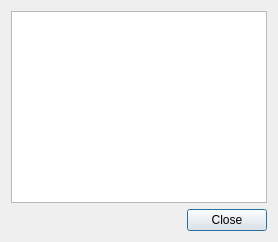
This is About.ui in bedi1982/Oficina as Qt 5 draws it before an edit. The edited form follows.
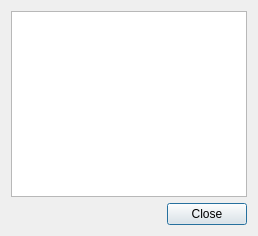
This is the edited form. Icons and pictures are not drawn.

```diff
--- a/About.ui
+++ b/About.ui
@@ -2,6 +2,14 @@
 <ui version="4.0">
  <class>About</class>
  <widget class="QDialog" name="About">
+  <property name="geometry">
+   <rect>
+    <x>0</x>
+    <y>0</y>
+    <width>258</width>
+    <height>236</height>
+   </rect>
+  </property>
   <property name="windowTitle">
    <string>Sobre Oficina v0.1</string>
   </property>
```
